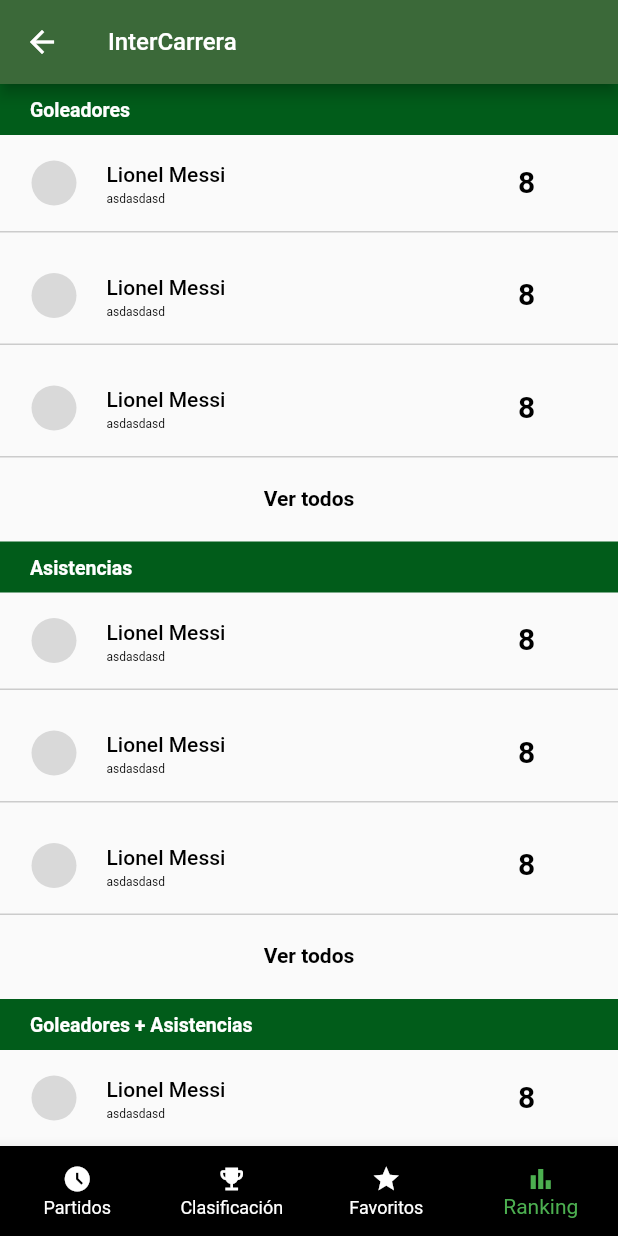
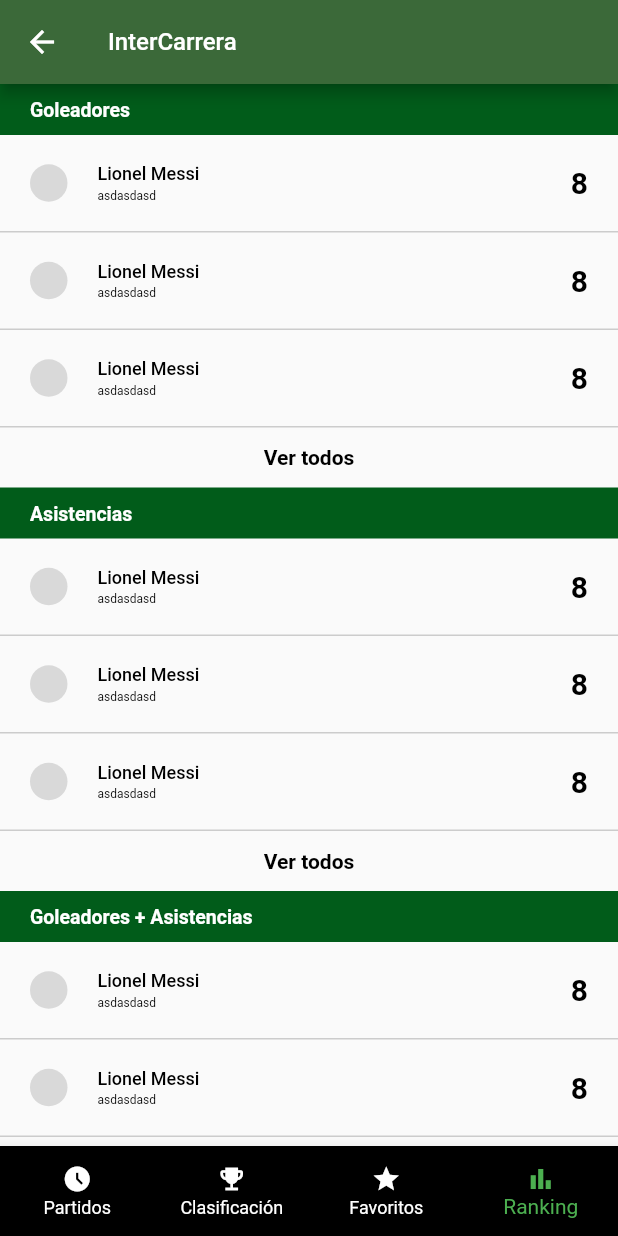
Before and after one commit to Churque/InterCarrera, a Flutter app: the screen it shows after launch, item 4 of the bottom bar chosen, after a tap on "Ver todos", on a phone screen of 412 x 824 dp. Run offline on Flutter 3.47's test engine with Material 2 defaults, Android fonts, the phone set to English and light mode, and no system bars; network calls fail; Roboto replaces fonts that are missing (Poppins).

Commit message:
correcion codigo

```diff
--- a/lib/app/pages/partidos_view.dart
+++ b/lib/app/pages/partidos_view.dart
@@ -102,6 +102,8 @@ class _MyHomePageState extends State<MyHomePage> {
             ),
           ),
         ),
+        Column(
+          children: [
             PartidoInfo(
               partido: Partido(
                 local: Equipo(
@@ -151,6 +153,8 @@ class _MyHomePageState extends State<MyHomePage> {
               ),
             ),
           ],
+        ),
+      ],
     );
   }
 
@@ -166,7 +170,6 @@ class _MyHomePageState extends State<MyHomePage> {
               },
               child: Container(
                 width: MediaQuery.of(context).size.width / 3,
-                padding: EdgeInsets.symmetric(vertical: 8),
                 decoration: BoxDecoration(
                   border: Border(
                     bottom: BorderSide(
--- a/lib/app/pages/ranking_view.dart
+++ b/lib/app/pages/ranking_view.dart
@@ -62,17 +62,17 @@ class _MyRankingState extends State<MyRankingPage> {
             JugadorInfoWidget(jugador: miJugador),
             JugadorInfoWidget(jugador: miJugador),
             JugadorInfoWidget(jugador: miJugador),
-            VerTodosWidget(),
+            buildBotonVerTodos(),
             GrupoInfoWidget(tipoRank: 'Asistencias'),
             JugadorInfoWidget(jugador: miJugador),
             JugadorInfoWidget(jugador: miJugador),
             JugadorInfoWidget(jugador: miJugador),
-            VerTodosWidget(),
+            buildBotonVerTodos(),
             GrupoInfoWidget(tipoRank: 'Goleadores + Asistencias'),
             JugadorInfoWidget(jugador: miJugador),
             JugadorInfoWidget(jugador: miJugador),
             JugadorInfoWidget(jugador: miJugador),
-            VerTodosWidget(),
+            buildBotonVerTodos(),
           ],
         ),
       ),
@@ -84,30 +84,25 @@ class _MyRankingState extends State<MyRankingPage> {
   }
 }
 
-class VerTodosWidget extends StatelessWidget {
-  @override
-  Widget build(BuildContext context) {
+Widget buildBotonVerTodos() {
   return InkWell(
-      onTap: () {
-        // Acción a realizar al hacer clic en "Ver todos"
-        // Puedes definir una función para manejar la acción que desees aquí
-      },
+    onTap: () {},
     child: Container(
-        margin: EdgeInsets.fromLTRB(0, 0, 0, 15),
-        padding: EdgeInsets.symmetric(horizontal: 20, vertical: 5),
+      height: 40,
+      child: Align(
+        alignment: Alignment.center,
         child: Text(
           'Ver todos',
           style: TextStyle(
             fontFamily: 'Poppins',
             fontSize: 14,
             fontWeight: FontWeight.w600,
-            height: 1.5,
             color: Color(0xff000000),
           ),
         ),
       ),
+    ),
   );
-  }
 }
 
 class JugadorInfoWidget extends StatelessWidget {
@@ -118,14 +113,6 @@ class JugadorInfoWidget extends StatelessWidget {
   @override
   Widget build(BuildContext context) {
     return Container(
-      margin: EdgeInsets.fromLTRB(0, 0, 0, 10),
-      width: double.infinity,
-      child: Column(
-        crossAxisAlignment: CrossAxisAlignment.center,
-        children: [
-          Container(
-            padding: EdgeInsets.fromLTRB(21, 14.5, 21, 14.5),
-            width: double.infinity,
         height: 65,
         decoration: BoxDecoration(
           border: Border(
@@ -135,30 +122,29 @@ class JugadorInfoWidget extends StatelessWidget {
           ),
         ),
         child: Row(
-              crossAxisAlignment: CrossAxisAlignment.center,
           children: [
             Container(
-                  margin: EdgeInsets.fromLTRB(0, 0, 20, 0),
-                  width: 30,
-                  height: 30,
+              margin: EdgeInsets.symmetric(horizontal: 20),
+              width: 25,
+              height: 25,
               decoration: BoxDecoration(
                 borderRadius: BorderRadius.circular(15),
                 color: Color(0xffd9d9d9),
               ),
             ),
-                Container(
-                  margin: EdgeInsets.fromLTRB(0, 0, 20, 0),
+            Expanded(
+              child: Container(
                 height: double.infinity,
                 child: Column(
                   crossAxisAlignment: CrossAxisAlignment.start,
+                  mainAxisAlignment: MainAxisAlignment.center,
                   children: [
                     Text(
                       jugador.nombre,
                       style: TextStyle(
                         fontFamily: 'Poppins',
-                          fontSize: 14,
+                        fontSize: 12,
                         fontWeight: FontWeight.w500,
-                          height: 1.5,
                         color: Color(0xff000000),
                       ),
                     ),
@@ -175,26 +161,21 @@ class JugadorInfoWidget extends StatelessWidget {
                   ],
                 ),
               ),
+            ),
             Container(
-                  margin: EdgeInsets.only(left: 175),
-                  height: double.infinity,
+              margin: EdgeInsets.symmetric(horizontal: 20),
               child: Text(
                 jugador.goles.toString(),
                 style: TextStyle(
                   fontFamily: 'Poppins',
                   fontSize: 20,
                   fontWeight: FontWeight.w700,
-                      height: 1.5,
                   color: Color(0xff000000),
                 ),
               ),
             ),
           ],
-            ),
-          ),
-        ],
-      ),
-    );
+        ));
   }
 }
 
--- a/lib/app/widgets/NavBarJugadoresEquipo.dart
+++ b/lib/app/widgets/NavBarJugadoresEquipo.dart
@@ -12,13 +12,11 @@ class _NavBarJugadoresEquipo extends State<NavBarJugadoresEquipo> {
     setState(() {
       _selectedIndex = index;
     });
-    // Puedes agregar lógica adicional aquí si es necesario
   }
 
   @override
   Widget build(BuildContext context) {
     return Container(
-      margin: EdgeInsets.fromLTRB(0, 0, 0, 0),
       width: double.infinity,
       height: 53,
       child: Row(
@@ -28,7 +26,7 @@ class _NavBarJugadoresEquipo extends State<NavBarJugadoresEquipo> {
             child: InkWell(
               onTap: () {
                 _onContainerTapped(0);
-                // Lógica para manejar el clic en Villareal CF
+
                 print('Clic en Villareal CF');
               },
               child: Ink(
--- a/lib/app/widgets/equipo_info.dart
+++ b/lib/app/widgets/equipo_info.dart
@@ -14,7 +14,6 @@ class EquipoInfoWidget extends StatelessWidget {
         color: Color(0xffffffff),
       ),
       child: Row(
-        crossAxisAlignment: CrossAxisAlignment.center,
         mainAxisAlignment: MainAxisAlignment.spaceBetween,
         children: [
           Container(
@@ -77,8 +76,6 @@ class EquipoInfoWidget extends StatelessWidget {
           ),
           Container(
             child: Row(
-              crossAxisAlignment: CrossAxisAlignment.center,
-              mainAxisAlignment: MainAxisAlignment.end,
               children: [
                 for (dynamic stat in equipo.estadisticas.toList())
                   Container(
--- a/lib/app/widgets/partido_info.dart
+++ b/lib/app/widgets/partido_info.dart
@@ -1,4 +1,5 @@
 import 'package:flutter/material.dart';
+import 'package:kdksdkskdxd/entities/equipo.dart';
 import 'package:kdksdkskdxd/entities/partido.dart';
 
 class PartidoInfo extends StatelessWidget {
@@ -9,7 +10,6 @@ class PartidoInfo extends StatelessWidget {
   @override
   Widget build(BuildContext context) {
     return Container(
-      padding: EdgeInsets.fromLTRB(35.5, 33, 35.5, 32),
       width: double.infinity,
       height: 139,
       decoration: BoxDecoration(
@@ -18,26 +18,37 @@ class PartidoInfo extends StatelessWidget {
       child: Row(
         mainAxisAlignment: MainAxisAlignment.center,
         children: [
-          Container(
+          _buildEquipoContainer(partido.local),
+          SizedBox(
+              width: 40.5), // Ajusta el ancho del espacio entre contenedores
+          _buildHoraCanchaContainer(partido.hora, partido.cancha),
+          SizedBox(
+              width: 40.5), // Ajusta el ancho del espacio entre contenedores
+          _buildEquipoContainer(partido.visita),
+        ],
+      ),
+    );
+  }
+
+  Widget _buildEquipoContainer(Equipo equipo) {
+    return Container(
       width: 69,
-            height: double.infinity,
       child: Column(
-              crossAxisAlignment: CrossAxisAlignment.center,
+        mainAxisAlignment: MainAxisAlignment.center,
         children: [
           Container(
             margin: EdgeInsets.fromLTRB(9.5, 0, 9.5, 10),
-                  width: double.infinity,
-                  height: 50,
+            height: 48,
             decoration: BoxDecoration(
               borderRadius: BorderRadius.circular(25),
               image: DecorationImage(
                 fit: BoxFit.cover,
-                      image: NetworkImage(partido.local.imagenURL),
+                image: NetworkImage(equipo.imagenURL),
               ),
             ),
           ),
           Text(
-                  partido.local.nombreEquipo,
+            equipo.nombreEquipo,
             style: TextStyle(
               fontSize: 10,
               fontWeight: FontWeight.w400,
@@ -46,20 +57,19 @@ class PartidoInfo extends StatelessWidget {
           ),
         ],
       ),
-          ),
-          SizedBox(
-            width: 40.5,
-          ),
-          Container(
-            margin: EdgeInsets.fromLTRB(0, 2, 0, 3),
+    );
+  }
+
+  Widget _buildHoraCanchaContainer(String hora, String cancha) {
+    return Container(
       height: double.infinity,
       child: Column(
-              crossAxisAlignment: CrossAxisAlignment.center,
+        mainAxisAlignment: MainAxisAlignment.center,
         children: [
           Container(
-                  margin: EdgeInsets.fromLTRB(0, 0, 0, 20),
+            margin: EdgeInsets.only(bottom: 20),
             child: Text(
-                    partido.hora, // Ajusta cómo se muestra la hora
+              hora,
               style: TextStyle(
                 fontSize: 20,
                 fontWeight: FontWeight.w700,
@@ -68,7 +78,7 @@ class PartidoInfo extends StatelessWidget {
             ),
           ),
           Text(
-                  partido.cancha,
+            cancha,
             style: TextStyle(
               fontSize: 12,
               fontWeight: FontWeight.w500,
@@ -77,41 +87,6 @@ class PartidoInfo extends StatelessWidget {
           ),
         ],
       ),
-          ),
-          SizedBox(
-            width: 40.5,
-          ),
-          Container(
-            width: 69,
-            height: 138,
-            child: Column(
-              crossAxisAlignment: CrossAxisAlignment.center,
-              children: [
-                Container(
-                  margin: EdgeInsets.fromLTRB(9.5, 0, 9.5, 10),
-                  width: double.infinity,
-                  height: 50,
-                  decoration: BoxDecoration(
-                    borderRadius: BorderRadius.circular(25),
-                    image: DecorationImage(
-                      fit: BoxFit.cover,
-                      image: NetworkImage(partido.visita.imagenURL),
-                    ),
-                  ),
-                ),
-                Text(
-                  partido.visita.nombreEquipo,
-                  style: TextStyle(
-                    fontSize: 10,
-                    fontWeight: FontWeight.w400,
-                    color: Color(0xff000000),
-                  ),
-                ),
-              ],
-            ),
-          ),
-        ],
-      ),
     );
   }
 }
```
Also changed, not shown: lib/app/pages/clasificacion_view.dart (+3 -9 lines), lib/app/pages/info_partido_view.dart (+36 -33 lines), lib/app/widgets/JugadorWidget.dart (+2 -5 lines), lib/app/widgets/match_info.dart (+3 -10 lines). Lines whose indentation alone changed are shown as unchanged.
